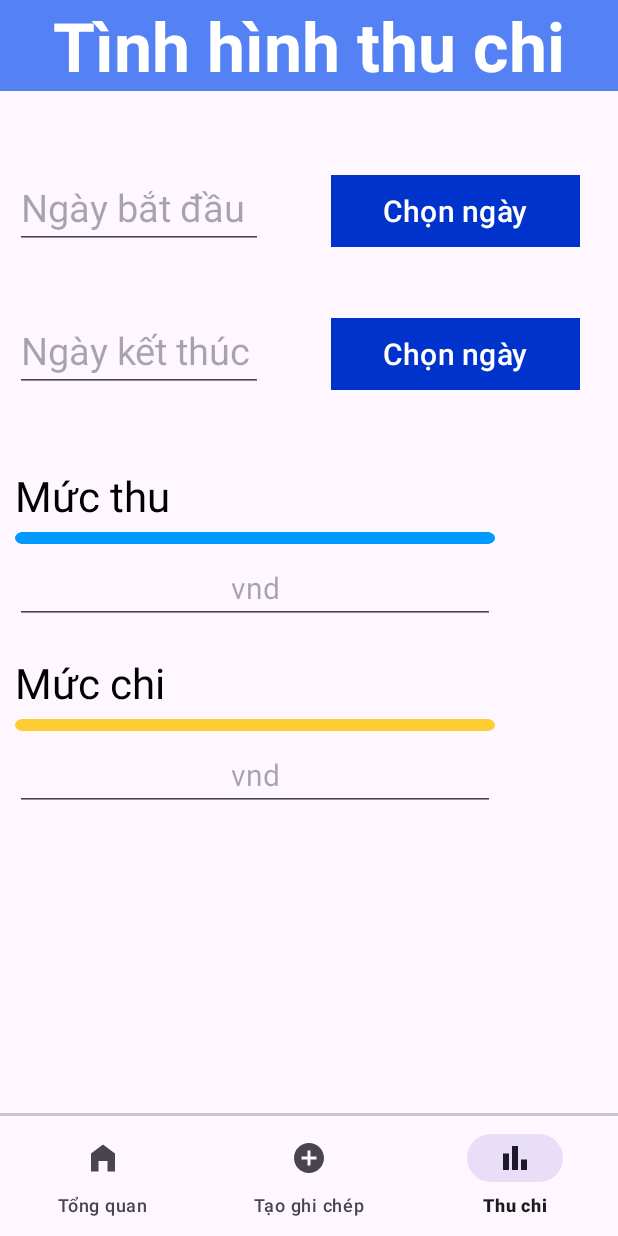
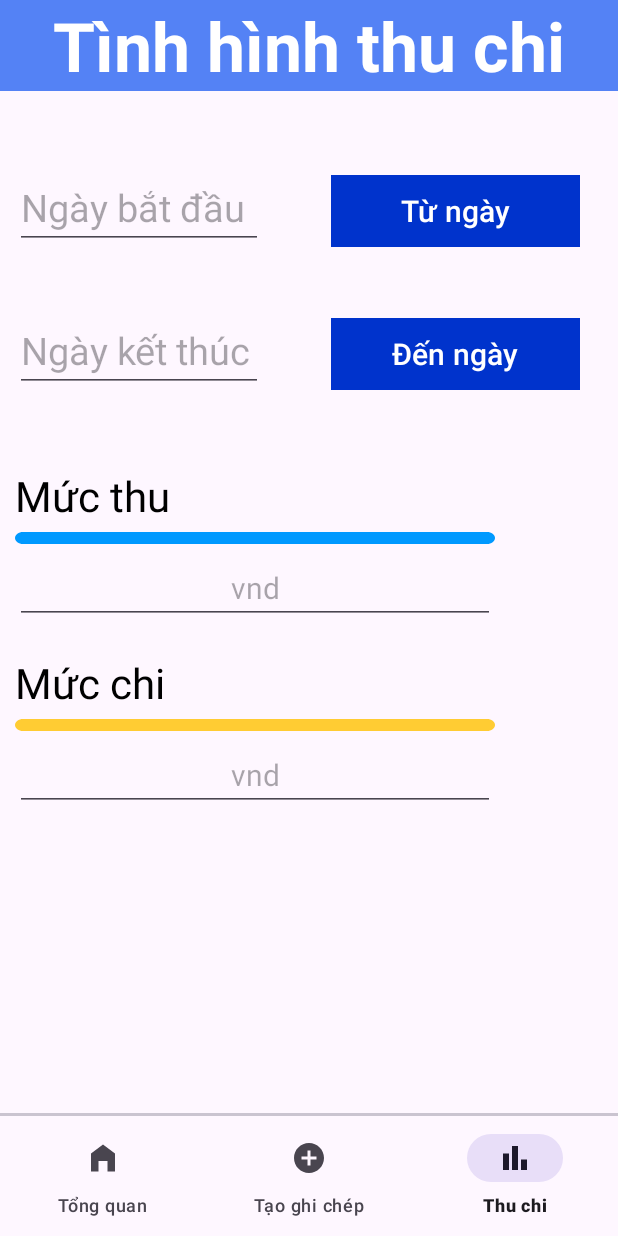
Before and after one commit to 21130453-HuynhBaoHuyenNgoc/NMCNPM_Nhom12_Thu4_Ca2, an Android app: the screen it shows after launch (MainActivity), item 3 of the bottom bar chosen, on a phone screen of 412 x 824 dp. Run offline under Robolectric (Android 15) with nearby library versions, the phone set to English and light mode, and no system bars.

```diff
--- a/app/src/main/res/layout/fragment_financial_overview.xml
+++ b/app/src/main/res/layout/fragment_financial_overview.xml
@@ -44,7 +44,7 @@
             android:textSize="20dp"
             android:layout_marginLeft="45dp"
             android:layout_marginRight="25dp"
-            android:text="Chọn ngày"/>
+            android:text="Từ ngày"/>
     </LinearLayout>
 
     <!-- Thoi gian ket thuc-->
@@ -73,7 +73,7 @@
             android:layout_marginLeft="45dp"
             android:layout_marginRight="25dp"
             android:textSize="20dp"
-            android:text="Chọn ngày"/>
+            android:text="Đến ngày"/>
     </LinearLayout>
 
     <!-- Tong tien thu -->
```
Also changed, not shown: app/src/main/java/com/example/myapplication/FinancialOverviewFragment.java (+39 -23 lines).
